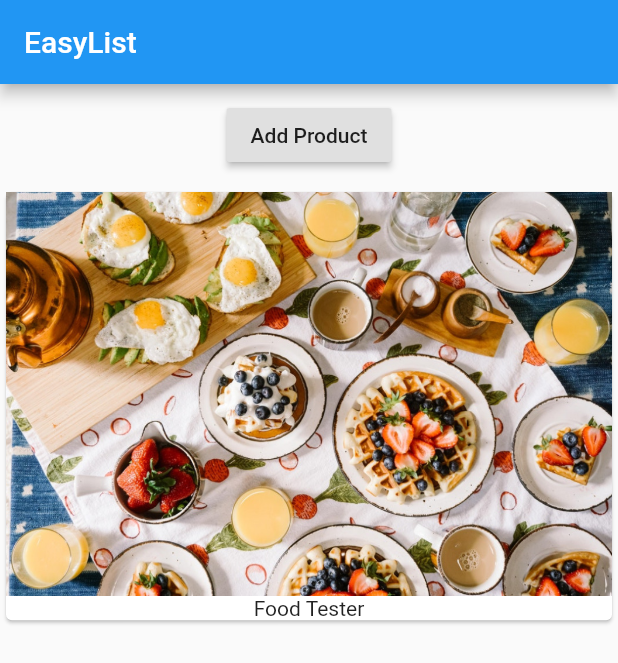
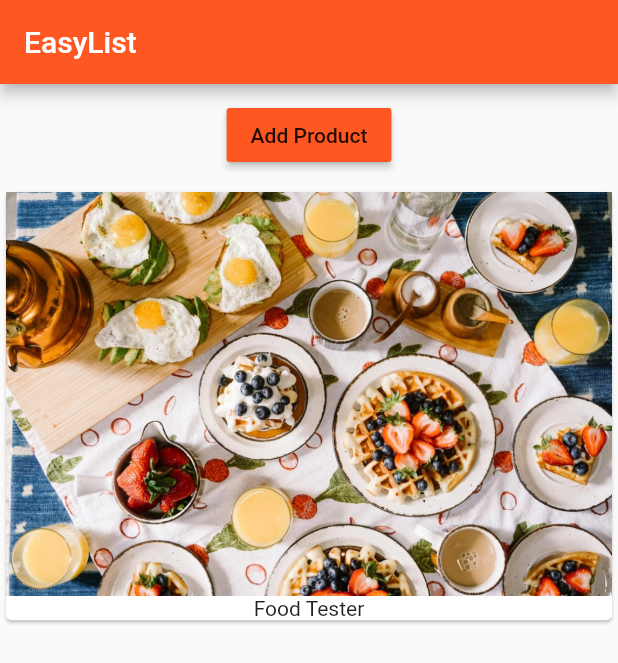
Before and after one commit to NiallEccles/learning-flutter, a Flutter app: the screen it shows after launch, on a phone screen of 412 x 824 dp. Shown: the top 663 px of the screen. Run offline on Flutter 3.47's test engine with Material 2 defaults, Android fonts, the phone set to English and light mode, and no system bars.

Commit message:
Added in named parameters.

```diff
--- a/first_app/lib/main.dart
+++ b/first_app/lib/main.dart
@@ -13,11 +13,15 @@ class MyApp extends StatelessWidget {
   @override
   Widget build(BuildContext context) {
     return MaterialApp(
+      theme: ThemeData(
+        primarySwatch: Colors.deepOrange,
+        accentColor: Colors.deepPurple
+      ),
       home: Scaffold(
           appBar: AppBar(
             title: Text('EasyList'),
           ),
-          body: ProductManager())
+          body: ProductManager(startingProduct: 'Food Tester'))
     );
   }
 }
--- a/first_app/lib/product_manager.dart
+++ b/first_app/lib/product_manager.dart
@@ -3,6 +3,11 @@ import 'package:flutter/material.dart';
 import './products.dart';
 
 class ProductManager extends StatefulWidget {
+
+  final String startingProduct;
+
+  ProductManager({this.startingProduct = 'Sweets Tester'});
+
   @override
   State<StatefulWidget> createState() {
     return _ProductManagerState();
@@ -10,7 +15,13 @@ class ProductManager extends StatefulWidget {
 }
 
 class _ProductManagerState extends State<ProductManager> {
-  List<String> _products = ['Food Tester'];
+  List<String> _products = [];
+
+  @override
+    void initState() {
+      _products.add(widget.startingProduct);
+      super.initState();
+    }
 
   @override
   Widget build(BuildContext context) {
@@ -19,6 +30,7 @@ class _ProductManagerState extends State<ProductManager> {
         Container(
           margin: EdgeInsets.all(10.0),
           child: RaisedButton(
+              color: Theme.of(context).primaryColor,
               onPressed: () {
                 setState(() {
                   _products.add('Advanced Food Tester');
```
